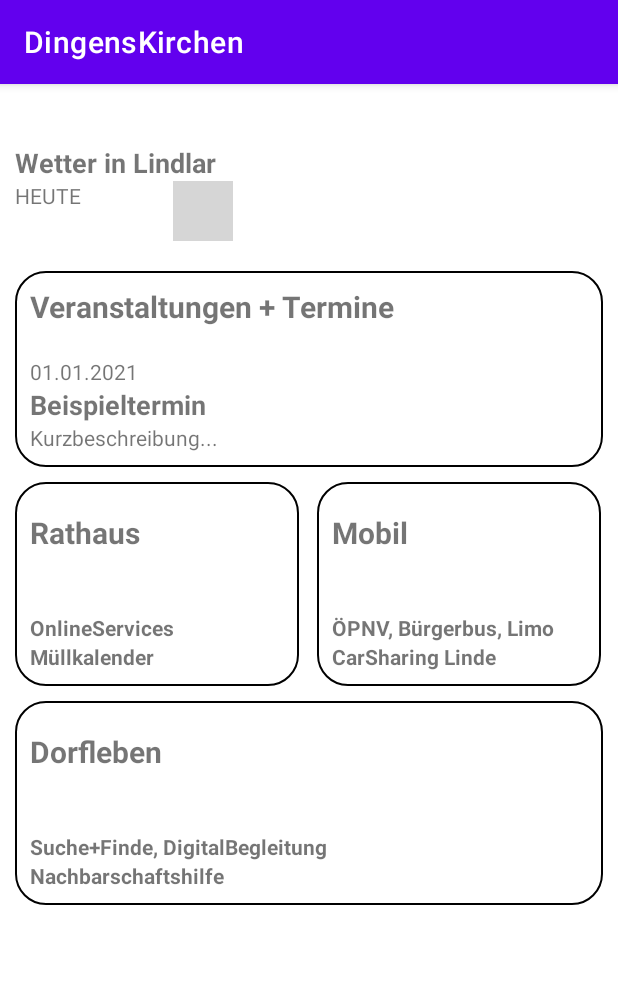
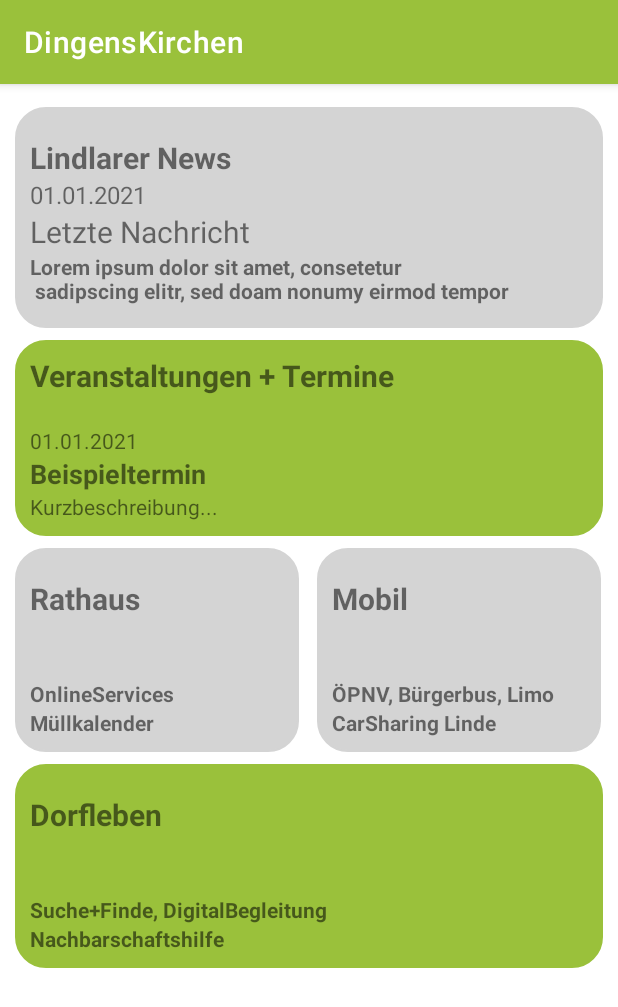
Before and after one commit to lindlar-verbindet/DingensKirchen-Android, an Android app: the screen it shows after launch (MainActivity), on a phone screen of 412 x 824 dp. Shown: the top 1007 px of the screen. Run offline under Robolectric (Android 15) with nearby library versions, the phone set to English and light mode, and no system bars; grey boxes are pictures that could not be loaded.

Commit message:
Added Colors and widget backgrounds to match layout

```diff
--- a/app/src/main/res/layout/activity_main.xml
+++ b/app/src/main/res/layout/activity_main.xml
@@ -18,21 +18,21 @@
 
     <include
         android:id="@+id/main_weather_widget"
-        android:layout_width="0dp"
+        android:layout_width="match_parent"
         android:layout_height="wrap_content"
-        app:layout_constraintWidth_percent="0.5"
         app:layout_constraintTop_toTopOf="parent"
         app:layout_constraintStart_toStartOf="parent"
-        android:layout_marginTop="40dp"
+        app:layout_constraintEnd_toEndOf="parent"
+        android:layout_marginTop="15dp"
         android:layout_marginStart="10dp"
         android:layout_marginEnd="10dp"
-        layout="@layout/widget_weather"/>
+        layout="@layout/widget_news"/>
 
     <include
         android:id="@+id/main_events_widget"
         android:layout_width="match_parent"
         android:layout_height="wrap_content"
-        android:layout_marginTop="20dp"
+        android:layout_marginTop="8dp"
         android:layout_marginStart="10dp"
         android:layout_marginEnd="10dp"
         app:layout_constraintTop_toBottomOf="@id/main_weather_widget"
@@ -42,7 +42,7 @@
         android:id="@+id/main_council_widget"
         android:layout_width="0dp"
         android:layout_height="wrap_content"
-        android:layout_marginTop="10dp"
+        android:layout_marginTop="8dp"
         android:layout_marginEnd="10dp"
         app:layout_constraintWidth_percent="0.46"
         app:layout_constraintTop_toBottomOf="@id/main_events_widget"
@@ -53,7 +53,7 @@
         android:id="@+id/main_mobil_widget"
         android:layout_width="0dp"
         android:layout_height="wrap_content"
-        android:layout_marginTop="10dp"
+        android:layout_marginTop="8dp"
         android:layout_marginStart="10dp"
         app:layout_constraintWidth_percent="0.46"
         app:layout_constraintTop_toBottomOf="@id/main_events_widget"
@@ -64,7 +64,7 @@
     <include
         android:layout_width="match_parent"
         android:layout_height="wrap_content"
-        android:layout_marginTop="10dp"
+        android:layout_marginTop="8dp"
         android:layout_marginStart="10dp"
         android:layout_marginEnd="10dp"
         app:layout_constraintTop_toBottomOf="@id/main_council_widget"
--- a/app/src/main/res/layout/widget_council.xml
+++ b/app/src/main/res/layout/widget_council.xml
@@ -1,10 +1,12 @@
 <?xml version="1.0" encoding="utf-8"?>
-<androidx.constraintlayout.widget.ConstraintLayout xmlns:android="http://schemas.android.com/apk/res/android"
+<androidx.constraintlayout.widget.ConstraintLayout
+    xmlns:android="http://schemas.android.com/apk/res/android"
+    xmlns:app="http://schemas.android.com/apk/res-auto"
     android:layout_width="match_parent"
-    android:layout_height="match_parent"
+    android:layout_height="wrap_content"
     android:paddingBottom="10dp"
     android:background="@drawable/widget_rounded_corners"
-    xmlns:app="http://schemas.android.com/apk/res-auto">
+    android:backgroundTint="@color/primaryBackground">
 
     <TextView
         android:id="@+id/council_title"
--- a/app/src/main/res/layout/widget_events.xml
+++ b/app/src/main/res/layout/widget_events.xml
@@ -1,10 +1,12 @@
 <?xml version="1.0" encoding="utf-8"?>
-<androidx.constraintlayout.widget.ConstraintLayout xmlns:android="http://schemas.android.com/apk/res/android"
+<androidx.constraintlayout.widget.ConstraintLayout
+    xmlns:android="http://schemas.android.com/apk/res/android"
+    xmlns:app="http://schemas.android.com/apk/res-auto"
     android:layout_width="match_parent"
-    android:layout_height="match_parent"
+    android:layout_height="wrap_content"
     android:paddingBottom="10dp"
     android:background="@drawable/widget_rounded_corners"
-    xmlns:app="http://schemas.android.com/apk/res-auto">
+    android:backgroundTint="@color/primaryHighlight">
 
     <TextView
         android:id="@+id/events_title"
--- a/app/src/main/res/layout/widget_mobil.xml
+++ b/app/src/main/res/layout/widget_mobil.xml
@@ -1,10 +1,12 @@
 <?xml version="1.0" encoding="utf-8"?>
-<androidx.constraintlayout.widget.ConstraintLayout xmlns:android="http://schemas.android.com/apk/res/android"
+<androidx.constraintlayout.widget.ConstraintLayout
+    xmlns:android="http://schemas.android.com/apk/res/android"
+    xmlns:app="http://schemas.android.com/apk/res-auto"
     android:layout_width="match_parent"
-    android:layout_height="match_parent"
+    android:layout_height="wrap_content"
     android:paddingBottom="10dp"
     android:background="@drawable/widget_rounded_corners"
-    xmlns:app="http://schemas.android.com/apk/res-auto">
+    android:backgroundTint="@color/primaryBackground">
 
 
     <TextView
--- /dev/null
+++ b/app/src/main/res/layout/widget_news.xml
@@ -0,0 +1,69 @@
+<?xml version="1.0" encoding="utf-8"?>
+<androidx.constraintlayout.widget.ConstraintLayout
+    xmlns:android="http://schemas.android.com/apk/res/android"
+    xmlns:app="http://schemas.android.com/apk/res-auto"
+    android:layout_width="match_parent"
+    android:layout_height="wrap_content"
+    android:background="@drawable/widget_rounded_corners"
+    android:backgroundTint="@color/primaryBackground">
+
+    <TextView
+        android:id="@+id/news_title"
+        android:layout_width="match_parent"
+        android:layout_height="wrap_content"
+        android:layout_marginTop="20dp"
+        android:layout_marginStart="10dp"
+        android:layout_marginEnd="10dp"
+        app:layout_constraintTop_toTopOf="parent"
+        app:layout_constraintStart_toStartOf="parent"
+        app:layout_constraintEnd_toEndOf="parent"
+        android:text="Lindlarer News"
+        android:textSize="20sp"
+        android:textStyle="bold"/>
+
+    <TextView
+        android:id="@+id/news_date"
+        android:layout_width="match_parent"
+        android:layout_height="wrap_content"
+        app:layout_constraintTop_toBottomOf="@id/news_title"
+        app:layout_constraintStart_toStartOf="@id/news_title"
+        app:layout_constraintEnd_toEndOf="@id/news_title"
+        android:layout_marginStart="10dp"
+        android:layout_marginEnd="10dp"
+        android:text="01.01.2021"
+        android:textSize="16sp"/>
+
+    <TextView
+        android:id="@+id/news_heading"
+        android:layout_width="match_parent"
+        android:layout_height="wrap_content"
+        app:layout_constraintTop_toBottomOf="@id/news_date"
+        app:layout_constraintStart_toStartOf="@id/news_title"
+        app:layout_constraintEnd_toEndOf="@id/news_title"
+        android:layout_marginStart="10dp"
+        android:layout_marginEnd="10dp"
+        android:text="Letzte Nachricht"
+        android:textSize="20sp"/>
+
+    <TextView
+        android:id="@+id/news_preview"
+        android:layout_width="match_parent"
+        android:layout_height="wrap_content"
+
+        android:layout_marginStart="10dp"
+        android:layout_marginEnd="10dp"
+        app:layout_constraintTop_toBottomOf="@id/news_heading"
+        app:layout_constraintStart_toStartOf="@id/news_title"
+        app:layout_constraintEnd_toEndOf="@id/news_title"
+        android:text="Lorem ipsum dolor sit amet, consetetur \n sadipscing elitr, sed doam nonumy eirmod tempor"
+        android:textStyle="bold"/>
+
+    <View
+        android:layout_width="match_parent"
+        android:layout_height="15dp"
+        app:layout_constraintTop_toBottomOf="@id/news_preview"
+        app:layout_constraintStart_toStartOf="@id/news_title"
+        app:layout_constraintEnd_toEndOf="@id/news_title"/>
+
+
+</androidx.constraintlayout.widget.ConstraintLayout>
--- a/app/src/main/res/layout/widget_village.xml
+++ b/app/src/main/res/layout/widget_village.xml
@@ -1,10 +1,12 @@
 <?xml version="1.0" encoding="utf-8"?>
-<androidx.constraintlayout.widget.ConstraintLayout xmlns:android="http://schemas.android.com/apk/res/android"
+<androidx.constraintlayout.widget.ConstraintLayout
+    xmlns:android="http://schemas.android.com/apk/res/android"
+    xmlns:app="http://schemas.android.com/apk/res-auto"
     android:layout_width="match_parent"
-    xmlns:app="http://schemas.android.com/apk/res-auto"
+    android:layout_height="wrap_content"
     android:paddingBottom="10dp"
     android:background="@drawable/widget_rounded_corners"
-    android:layout_height="wrap_content">
+    android:backgroundTint="@color/primaryHighlight">
 
     <TextView
         android:id="@+id/village_title"
--- a/app/src/main/res/values-night/themes.xml
+++ b/app/src/main/res/values-night/themes.xml
@@ -2,12 +2,12 @@
     <!-- Base application theme. -->
     <style name="Theme.DingensKirchen" parent="Theme.MaterialComponents.Light.DarkActionBar">
         <!-- Primary brand color. -->
-        <item name="colorPrimary">@color/purple_500</item>
-        <item name="colorPrimaryVariant">@color/purple_700</item>
+        <item name="colorPrimary">@color/primaryHighlight</item>
+        <item name="colorPrimaryVariant">@color/primaryHighlight</item>
         <item name="colorOnPrimary">@color/white</item>
         <!-- Secondary brand color. -->
-        <item name="colorSecondary">@color/teal_200</item>
-        <item name="colorSecondaryVariant">@color/teal_200</item>
+        <item name="colorSecondary">@color/primaryHighlight</item>
+        <item name="colorSecondaryVariant">@color/primaryHighlight</item>
         <item name="colorOnSecondary">@color/black</item>
         <!-- Status bar color. -->
         <item name="android:statusBarColor" tools:targetApi="l">?attr/colorPrimaryVariant</item>
--- a/app/src/main/res/values/colors.xml
+++ b/app/src/main/res/values/colors.xml
@@ -7,4 +7,9 @@
     <color name="teal_700">#FF018786</color>
     <color name="black">#FF000000</color>
     <color name="white">#FFFFFFFF</color>
+    // Dingenskirchen primary Colors
+    <color name="primaryHighlight">#9AC13B</color>
+    <color name="primaryBackground">#D4D4D4</color>
+    <color name="primaryTextColor">#C4C4C4</color>
+    <color name="secondaryTextColor">#000000</color>
 </resources>
--- a/app/src/main/res/values/themes.xml
+++ b/app/src/main/res/values/themes.xml
@@ -2,12 +2,12 @@
     <!-- Base application theme. -->
     <style name="Theme.DingensKirchen" parent="Theme.MaterialComponents.Light.DarkActionBar">
         <!-- Primary brand color. -->
-        <item name="colorPrimary">@color/purple_500</item>
-        <item name="colorPrimaryVariant">@color/purple_700</item>
+        <item name="colorPrimary">@color/primaryHighlight</item>
+        <item name="colorPrimaryVariant">@color/primaryHighlight</item>
         <item name="colorOnPrimary">@color/white</item>
         <!-- Secondary brand color. -->
-        <item name="colorSecondary">@color/teal_200</item>
-        <item name="colorSecondaryVariant">@color/teal_700</item>
+        <item name="colorSecondary">@color/primaryHighlight</item>
+        <item name="colorSecondaryVariant">@color/primaryHighlight</item>
         <item name="colorOnSecondary">@color/black</item>
         <!-- Status bar color. -->
         <item name="android:statusBarColor" tools:targetApi="l">?attr/colorPrimaryVariant</item>
```
